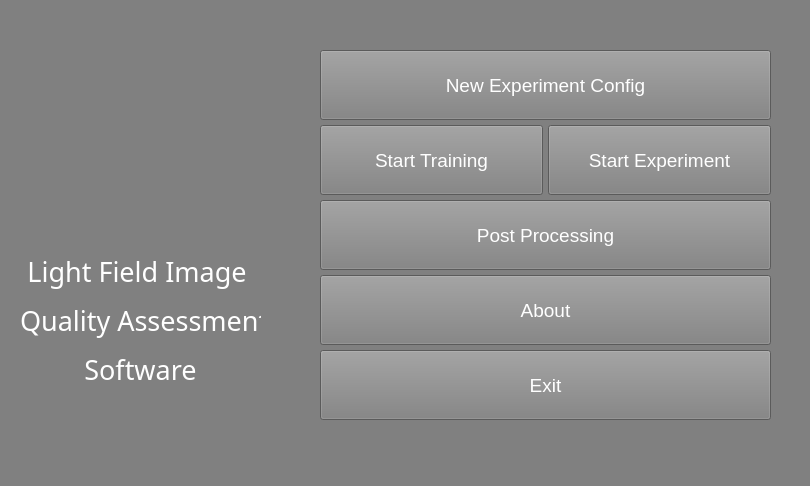
First picture: the form in UI/Log_UI.ui, repository USTC-IMCL/subject-LFIQA-software, before the edit.
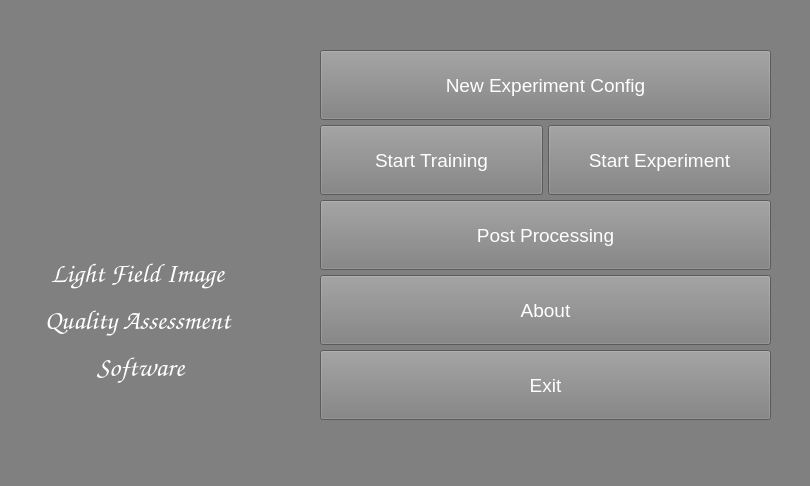
Second picture: the form after the edit. Icons and pictures are not drawn.

The edit to the form file:
```diff
--- a/UI/Log_UI.ui
+++ b/UI/Log_UI.ui
@@ -54,8 +54,9 @@
    </property>
    <property name="font">
     <font>
-     <family>Blackadder ITC</family>
+     <family>Z003</family>
      <pointsize>20</pointsize>
+     <italic>true</italic>
     </font>
    </property>
    <property name="text">
```
